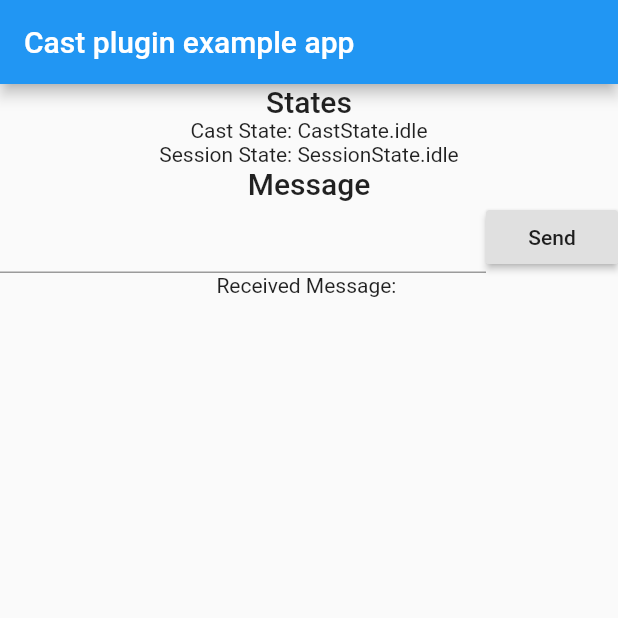
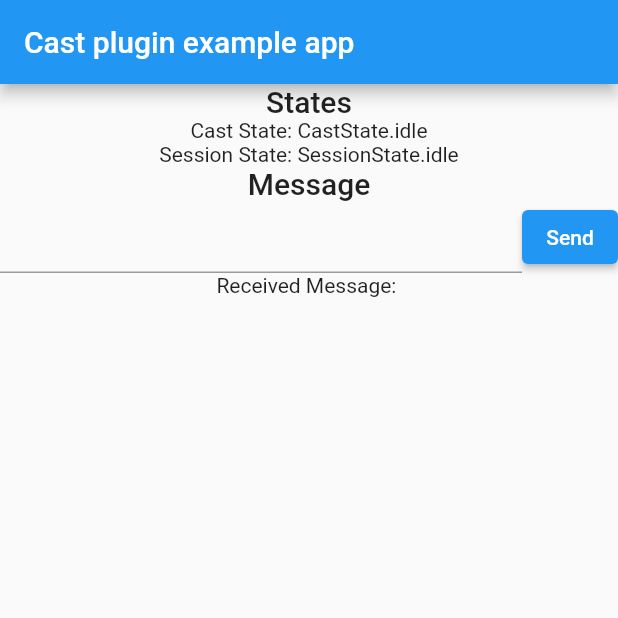
Before and after one commit to gianlucaparadise/flutter_cast_framework, a Flutter app: the screen it shows after launch, on a phone screen of 412 x 824 dp, the top half of it. Run offline on Flutter 3.47's test engine with Material 2 defaults, Android fonts, the phone set to English and light mode, and no system bars; our stand-ins replace flutter_svg.

```diff
--- a/example/lib/main.dart
+++ b/example/lib/main.dart
@@ -79,13 +79,13 @@ class _MyAppState extends State<MyApp> {
               ),
               Text(
                 'States',
-                style: Theme.of(context).textTheme.title,
+                style: Theme.of(context).textTheme.headline6,
               ),
               Text('Cast State: $_castState'),
               Text('Session State: $_sessionState'),
               Text(
                 'Message',
-                style: Theme.of(context).textTheme.title,
+                style: Theme.of(context).textTheme.headline6,
               ),
               Row(
                 children: [
@@ -94,7 +94,7 @@ class _MyAppState extends State<MyApp> {
                       controller: textMessageController,
                     ),
                   ),
-                  RaisedButton(
+                  ElevatedButton(
                     child: Text('Send'),
                     onPressed: _onSendMessage,
                   )
--- a/pubspec.yaml
+++ b/pubspec.yaml
@@ -1,7 +1,6 @@
 name: flutter_cast_framework
 description: A new flutter plugin project.
 version: 0.0.1
-author:
 homepage:
 
 environment:
```
Also changed, not shown: example/pubspec.lock, pubspec.lock, 3 other files.
